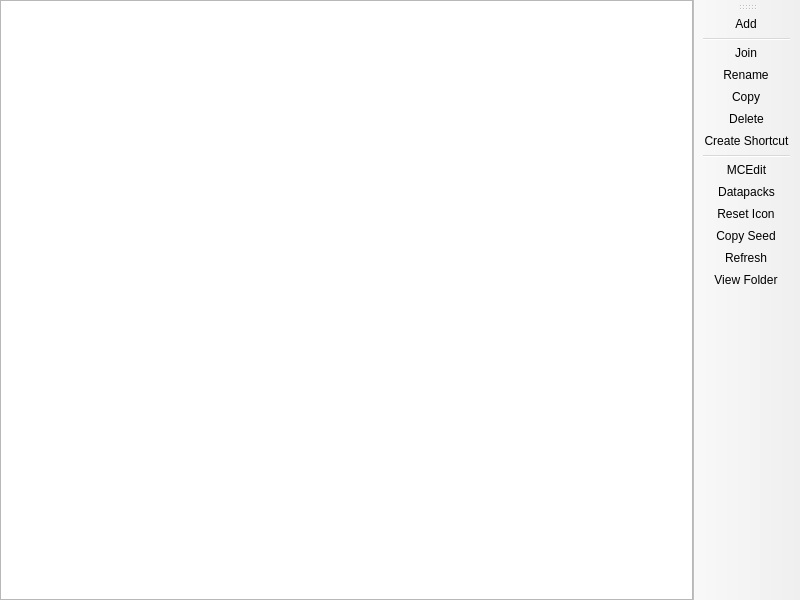
Before: the Qt Designer form launcher/ui/pages/instance/WorldListPage.ui in FreesmTeam/FreesmLauncher, drawn with Qt 5.
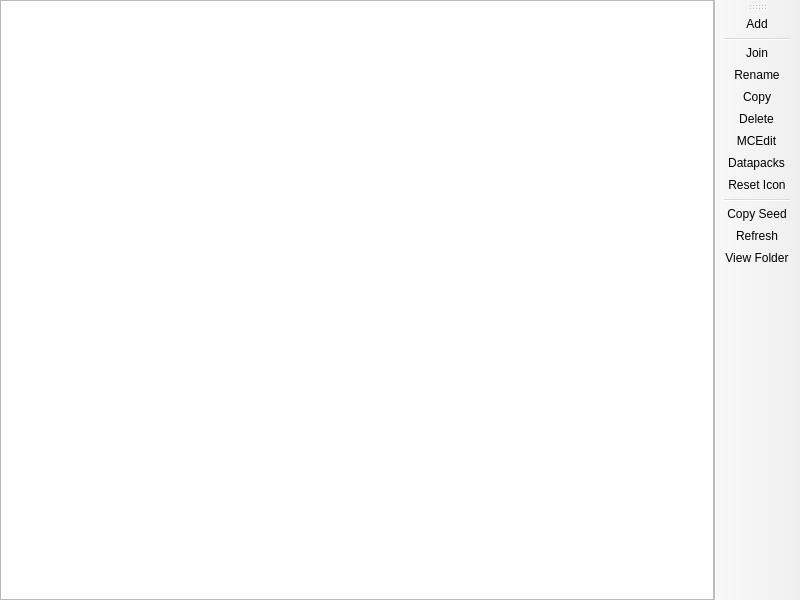
After: the same form once the commit is applied. Custom widgets are drawn as their Qt base class.

Commit message: Remove button additions

The edit to the form file:
```diff
--- a/launcher/ui/pages/instance/WorldListPage.ui
+++ b/launcher/ui/pages/instance/WorldListPage.ui
@@ -88,11 +88,10 @@
    <addaction name="actionRename"/>
    <addaction name="actionCopy"/>
    <addaction name="actionRemove"/>
-   <addaction name="actionCreateWorldShortcut"/>
-   <addaction name="separator"/>
    <addaction name="actionMCEdit"/>
    <addaction name="actionDatapacks"/>
    <addaction name="actionReset_Icon"/>
+   <addaction name="separator"/>
    <addaction name="actionCopy_Seed"/>
    <addaction name="actionRefresh"/>
    <addaction name="actionView_Folder"/>
@@ -122,14 +121,6 @@
     <string>Delete</string>
    </property>
   </action>
-  <action name="actionCreateWorldShortcut">
-   <property name="text">
-    <string>Create Shortcut</string>
-   </property>
-   <property name="toolTip">
-    <string>Creates a shortcut on a selected folder to join the selected world.</string>
-   </property>
-  </action>
   <action name="actionMCEdit">
    <property name="text">
     <string>MCEdit</string>
```
Left out of the diff: 36 changed lines with no effect on the pictures. The commit also changes 7 other files.
